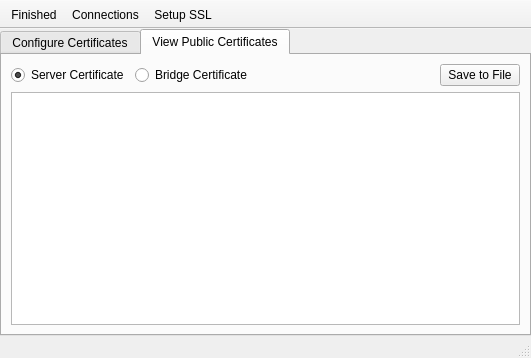
Qt form src-qt5/gui_client/C_Manager.ui (trueos/sysadm-ui-qt) before a commit.
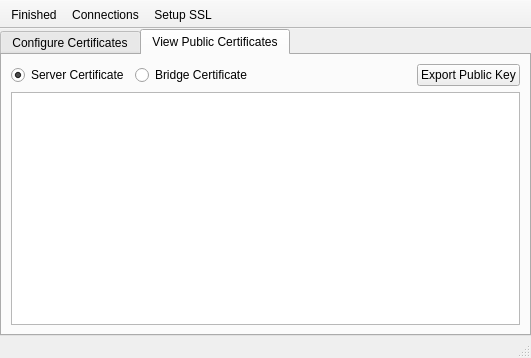
The same form after that commit. The open tabs and pages were chosen to show the change. Icons and pictures are not drawn.

Commit message: Update the public SSL key export button text, and show a popup notifying the user where the file was created when a key is exported.

```diff
--- a/src-qt5/gui_client/C_Manager.ui
+++ b/src-qt5/gui_client/C_Manager.ui
@@ -443,7 +443,7 @@
               <item>
                <widget class="QPushButton" name="push_ssl_cert_to_file">
                 <property name="text">
-                 <string>Save to File</string>
+                 <string>Export Public Key</string>
                 </property>
                 <property name="icon">
                  <iconset resource="../icons/icons.qrc">
```
The commit also changes 1 other file.
